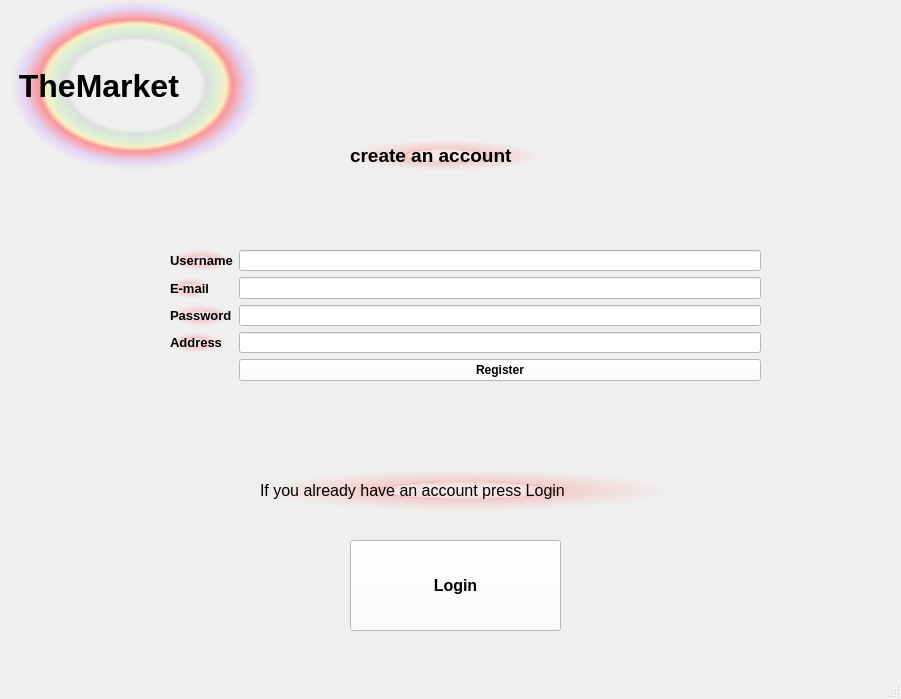
The window that parallelclient/ClientMarketPlace/mainwindow.ui (Ahmedkhalifa1999/Design-and-Implementation-of-a-Marketplace-system) describes before a commit, drawn with Qt 5.
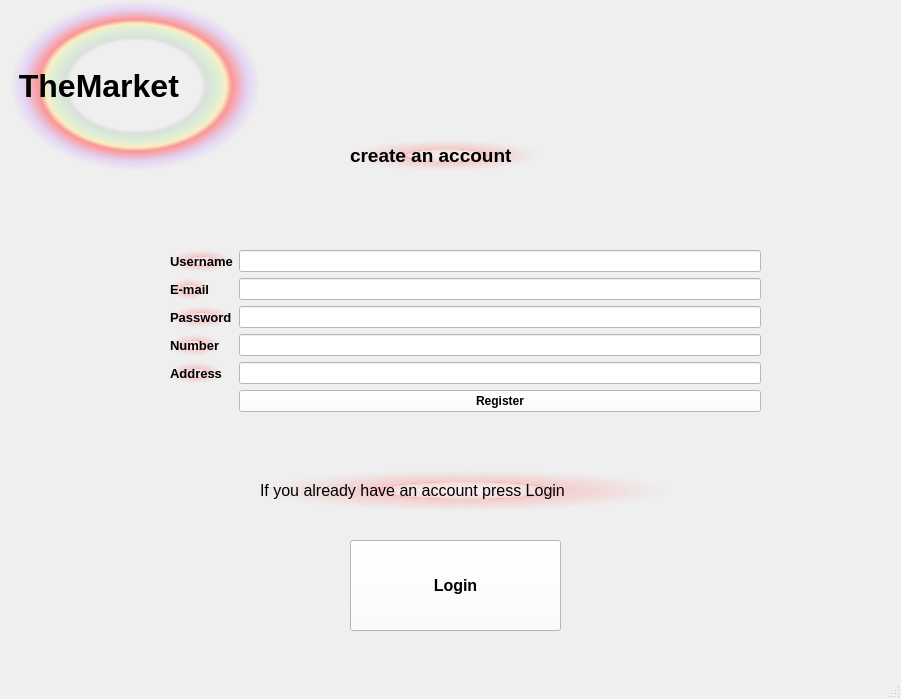
The same window after the commit.

What changed in the file:
```diff
--- a/parallelclient/ClientMarketPlace/mainwindow.ui
+++ b/parallelclient/ClientMarketPlace/mainwindow.ui
@@ -118,7 +118,7 @@
       <x>170</x>
       <y>250</y>
       <width>591</width>
-      <height>131</height>
+      <height>196</height>
      </rect>
     </property>
     <layout class="QFormLayout" name="formLayout">
@@ -171,7 +171,7 @@
        </property>
       </widget>
      </item>
-     <item row="3" column="0">
+     <item row="4" column="0">
       <widget class="QLabel" name="label_5">
        <property name="font">
         <font>
@@ -211,14 +211,14 @@
        </property>
       </widget>
      </item>
-     <item row="3" column="1">
-      <widget class="QLineEdit" name="address">
-       <property name="styleSheet">
-        <string notr="true">background-color: rgb(255, 255, 255);</string>
-       </property>
-      </widget>
-     </item>
      <item row="4" column="1">
+      <widget class="QLineEdit" name="address">
+       <property name="styleSheet">
+        <string notr="true">background-color: rgb(255, 255, 255);</string>
+       </property>
+      </widget>
+     </item>
+     <item row="5" column="1">
       <widget class="QPushButton" name="registerButton">
        <property name="font">
         <font>
@@ -233,6 +233,29 @@
        </property>
       </widget>
      </item>
+     <item row="3" column="0">
+      <widget class="QLabel" name="label_8">
+       <property name="font">
+        <font>
+         <pointsize>10</pointsize>
+         <bold>true</bold>
+        </font>
+       </property>
+       <property name="styleSheet">
+        <string notr="true">background-color: qradialgradient(spread:pad, cx:0.5, cy:0.5, radius:0.5, fx:0.5, fy:0.5, stop:0 rgba(255, 235, 235, 206), stop:0.35 rgba(255, 188, 188, 80), stop:0.4 rgba(255, 162, 162, 80), stop:0.425 rgba(255, 132, 132, 156), stop:0.44 rgba(252, 128, 128, 80), stop:1 rgba(255, 255, 255, 0));</string>
+       </property>
+       <property name="text">
+        <string>Number</string>
+       </property>
+      </widget>
+     </item>
+     <item row="3" column="1">
+      <widget class="QLineEdit" name="number">
+       <property name="styleSheet">
+        <string notr="true">background-color: rgb(255, 255, 255);</string>
+       </property>
+      </widget>
+     </item>
     </layout>
    </widget>
   </widget>
```
